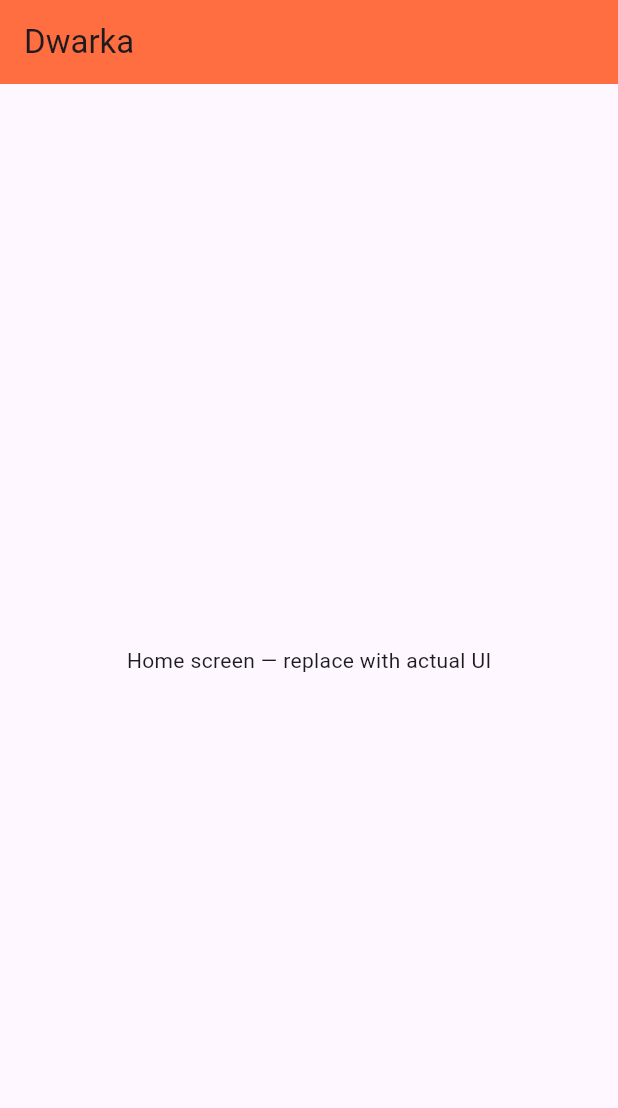
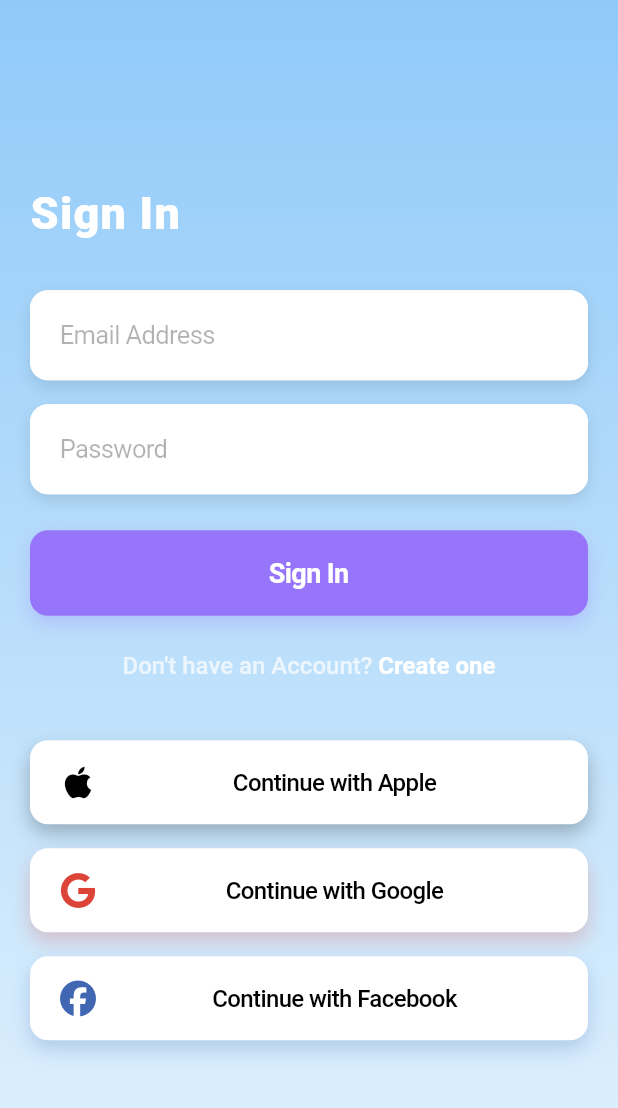
Before and after one commit to vikaskushwaha97/dwarka_app, a Flutter app: the screen it shows after launch, on a phone screen of 412 x 824 dp. Shown: the top 1108 px of the screen. Run offline on Flutter 3.47's test engine with Material 3 defaults, Android fonts, the phone set to English and light mode, and no system bars; our stand-ins replace font_awesome_flutter; Roboto replaces fonts that are missing (Poppins).

Commit message:
Added signin/signup screens, constants, Kotlin MainActivity, and updated configs

```diff
--- /dev/null
+++ b/lib/features/auth/signin_screen.dart
@@ -0,0 +1,259 @@
+import 'package:dwarka_app/features/auth/signup_screen.dart';
+import 'package:dwarka_app/utils/constant.dart';
+import 'package:flutter/cupertino.dart';
+import 'package:flutter/gestures.dart';
+import 'package:flutter/material.dart';
+import 'package:font_awesome_flutter/font_awesome_flutter.dart';
+
+class SigninScreen extends StatelessWidget {
+  const SigninScreen({super.key});
+
+  @override
+  Widget build(BuildContext context) {
+    return Scaffold(
+      body: Container(
+        // ✅ Modern Gradient Background
+        decoration: const BoxDecoration(
+          gradient: LinearGradient(
+            colors: [Color(0xFF90CAF9), Color(0xFFE3F2FD)],
+            begin: Alignment.topCenter,
+            end: Alignment.bottomCenter,
+          ),
+        ),
+        child: SafeArea(
+          child: Center(
+            child: SingleChildScrollView(
+              child: Padding(
+                padding: const EdgeInsets.all(20.0),
+                child: ConstrainedBox(
+                  constraints: const BoxConstraints(
+                    maxWidth: 500, // ✅ Keeps form neat on large screens
+                  ),
+                  child: Column(
+                    mainAxisAlignment: MainAxisAlignment.center,
+                    crossAxisAlignment: CrossAxisAlignment.start,
+                    children: [
+                      const SizedBox(height: 30),
+                      Text(
+                        'Sign In',
+                        style: const TextStyle(
+                          color: Colors.white,
+                          fontSize: 30,
+                          fontWeight: FontWeight.w800,
+                          letterSpacing: 0.8,
+                        ),
+                      ),
+                      const SizedBox(height: 30),
+
+                      // ==== Email Field ====
+                      _buildTextField('Email Address'),
+
+                      const SizedBox(height: 16),
+
+                      // ==== Password Field ====
+                      _buildTextField('Password', isPassword: true),
+
+                      const SizedBox(height: 24),
+
+                      // ==== Sign In Button ====
+                      Container(
+                        width: double.infinity,
+                        decoration: BoxDecoration(
+                          color: primaryColor,
+                          borderRadius: BorderRadius.circular(12.0),
+                          boxShadow: [
+                            BoxShadow(
+                              color: primaryColor.withValues(alpha: 0.3),
+                              blurRadius: 10,
+                              offset: const Offset(0, 5),
+                            ),
+                          ],
+                        ),
+                        child: CupertinoButton(
+                          padding: const EdgeInsets.symmetric(vertical: 18),
+                          child: const Text(
+                            'Sign In',
+                            style: TextStyle(
+                              color: Colors.white,
+                              fontWeight: FontWeight.bold,
+                              fontSize: 18,
+                            ),
+                          ),
+                          onPressed: () {},
+                        ),
+                      ),
+
+                      const SizedBox(height: 24),
+
+                      // ==== Don't have account? ====
+                      Center(
+                        child: RichText(
+                          text: TextSpan(
+                            style: const TextStyle(
+                              color: Colors.white70,
+                              fontSize: 16,
+                              fontWeight: FontWeight.w500,
+                            ),
+                            children: [
+                              const TextSpan(text: "Don't have an Account? "),
+                              TextSpan(
+                                text: 'Create one',
+                                style: const TextStyle(
+                                  fontSize: 16,
+                                  fontWeight: FontWeight.bold,
+                                  color: Colors.white,
+                                ),
+                                recognizer: TapGestureRecognizer()
+                                  ..onTap = () {
+                                    Navigator.push(
+                                      context,
+                                      CupertinoPageRoute(
+                                        builder: (context) =>
+                                        const SignupScreen(),
+                                      ),
+                                    );
+                                  },
+                              ),
+                            ],
+                          ),
+                        ),
+                      ),
+
+                      const SizedBox(height: 40),
+
+                      // ==== Social Buttons ====
+                      Column(
+                        children: [
+                          _buildSocialButton(
+                            FontAwesomeIcons.apple,
+                            Colors.black,
+                            'Continue with Apple',
+                          ),
+                          const SizedBox(height: 16),
+                          _buildSocialButton(
+                            FontAwesomeIcons.google,
+                            const Color(0xFFDB4437),
+                            'Continue with Google',
+                          ),
+                          const SizedBox(height: 16),
+                          _buildSocialButton(
+                            FontAwesomeIcons.facebook,
+                            const Color(0xFF4267B2),
+                            'Continue with Facebook',
+                          ),
+                          const SizedBox(height: 40),
+                        ],
+                      ),
+                    ],
+                  ),
+                ),
+              ),
+            ),
+          ),
+        ),
+      ),
+    );
+  }
+
+  // ==== Reusable Styled TextField ====
+  Widget _buildTextField(String placeholder, {bool isPassword = false}) {
+    return Container(
+      decoration: BoxDecoration(
+        color: Colors.white,
+        borderRadius: BorderRadius.circular(12.0),
+        boxShadow: [
+          BoxShadow(
+            color: Colors.black.withValues(alpha: 0.1),
+            blurRadius: 8,
+            offset: const Offset(0, 4),
+          ),
+        ],
+      ),
+      child: CupertinoTextField(
+        padding: const EdgeInsets.symmetric(horizontal: 20, vertical: 20),
+        placeholder: placeholder,
+        obscureText: isPassword,
+        placeholderStyle: TextStyle(
+          color: Colors.black.withValues(alpha: 0.3),
+        ),
+        decoration: BoxDecoration(
+          color: Colors.white,
+          borderRadius: BorderRadius.circular(12.0),
+        ),
+      ),
+    );
+  }
+
+  // ==== Reusable Styled Social Button ====
+  Widget _buildSocialButton(IconData icon, Color color, String text) {
+    return Container(
+      decoration: BoxDecoration(
+        borderRadius: BorderRadius.circular(12),
+        boxShadow: [
+          BoxShadow(
+            color: color.withValues(alpha: 0.25),
+            blurRadius: 10,
+            offset: const Offset(0, 6),
+          ),
+        ],
+      ),
+      child: SocialLoginButton(
+        icon: icon,
+        color: color,
+        text: text,
+        onPressed: () {},
+      ),
+    );
+  }
+}
+
+// ==== Social Button Component (unchanged logic) ====
+class SocialLoginButton extends StatelessWidget {
+  final IconData icon;
+  final Color color;
+  final String text;
+  final VoidCallback onPressed;
+  const SocialLoginButton({
+    super.key,
+    required this.icon,
+    required this.color,
+    required this.text,
+    required this.onPressed,
+  });
+
+  @override
+  Widget build(BuildContext context) {
+    return Container(
+      width: MediaQuery.of(context).size.width,
+      decoration: BoxDecoration(
+        color: Colors.white,
+        borderRadius: BorderRadius.circular(12.0),
+      ),
+      child: CupertinoButton(
+        child: Row(
+          mainAxisAlignment: MainAxisAlignment.center,
+          children: [
+            Icon(
+              icon,
+              color: color,
+              size: 24,
+            ),
+            const SizedBox(width: 10),
+            Expanded(
+              child: Text(
+                text,
+                style: const TextStyle(
+                  color: Colors.black,
+                  fontSize: 16,
+                  fontWeight: FontWeight.w500,
+                ),
+                textAlign: TextAlign.center,
+              ),
+            ),
+          ],
+        ),
+        onPressed: onPressed,
+      ),
+    );
+  }
+}
--- a/lib/main.dart
+++ b/lib/main.dart
@@ -1,6 +1,8 @@
 // lib/main.dart
+import 'package:dwarka_app/features/auth/signin_screen.dart';
 import 'package:flutter/material.dart';
 import 'screens/splash_screen.dart';
+
 
 void main() {
   runApp(const MyApp());
@@ -13,28 +15,13 @@ class MyApp extends StatelessWidget {
     return MaterialApp(
       title: 'Dwarka Opticals',
       debugShowCheckedModeBanner: false,
-      theme: ThemeData(
-        primaryColor: Colors.black,
-        fontFamily: 'Poppins', // optional; add GoogleFonts if used
-      ),
-      home: const SplashScreen(),
+      initialRoute: '/',
       routes: {
-        '/home': (context) => const HomeScreen(),
+        '/': (context) => const SplashScreen(),
+        '/signin': (context) => const SigninScreen(),
       },
+
     );
+
   }
 }
-
-class HomeScreen extends StatelessWidget {
-  const HomeScreen({super.key});
-  @override
-  Widget build(BuildContext context) {
-    return Scaffold(
-      appBar: AppBar(
-        title: const Text('Dwarka'),
-        backgroundColor: Colors.deepOrangeAccent,
-      ),
-      body: const Center(child: Text('Home screen — replace with actual UI')),
-    );
-  }
-}
--- /dev/null
+++ b/lib/utils/constant.dart
@@ -0,0 +1,6 @@
+import 'package:flutter/material.dart';
+const Color primaryColor= Color(0xFF9775FA);
+const Color blackColor= Color(0xFF000000);
+const Color whiteColor= Color(0xFFFFFFFF);
+const Color textFieldColor= Color(0xFFF4F4F4);
+const Color TextFieldTextColorColor= Color(0xFF272727);
--- a/pubspec.yaml
+++ b/pubspec.yaml
@@ -15,6 +15,7 @@ dependencies:
   animations: ^2.0.11
   flutter_svg: ^2.0.9
   google_sign_in: ^7.1.1  # You can keep this if you plan to use Google login later
+  font_awesome_flutter: ^10.7.0
 
 dev_dependencies:
   flutter_test:
```
Also changed, not shown: lib/features/auth/signup_screen.dart (added, +222 -0 lines), lib/screens/splash_screen.dart (+24 -11 lines), assets/images/dwarka_logo.jpg, pubspec.lock, 7 other files.
